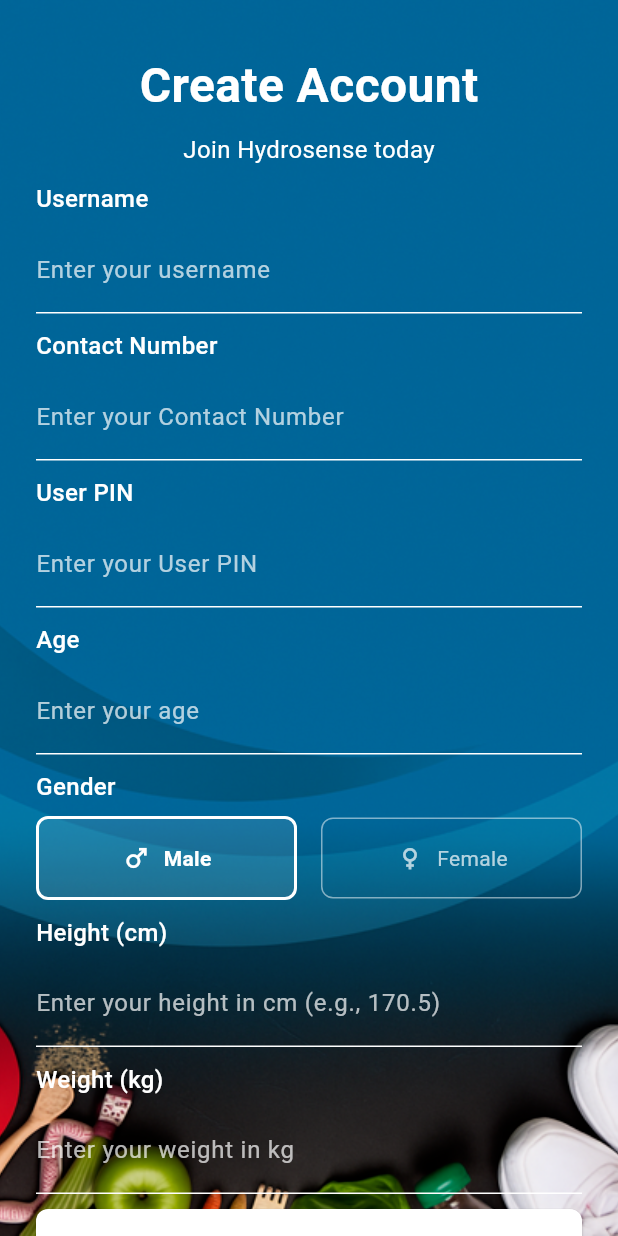
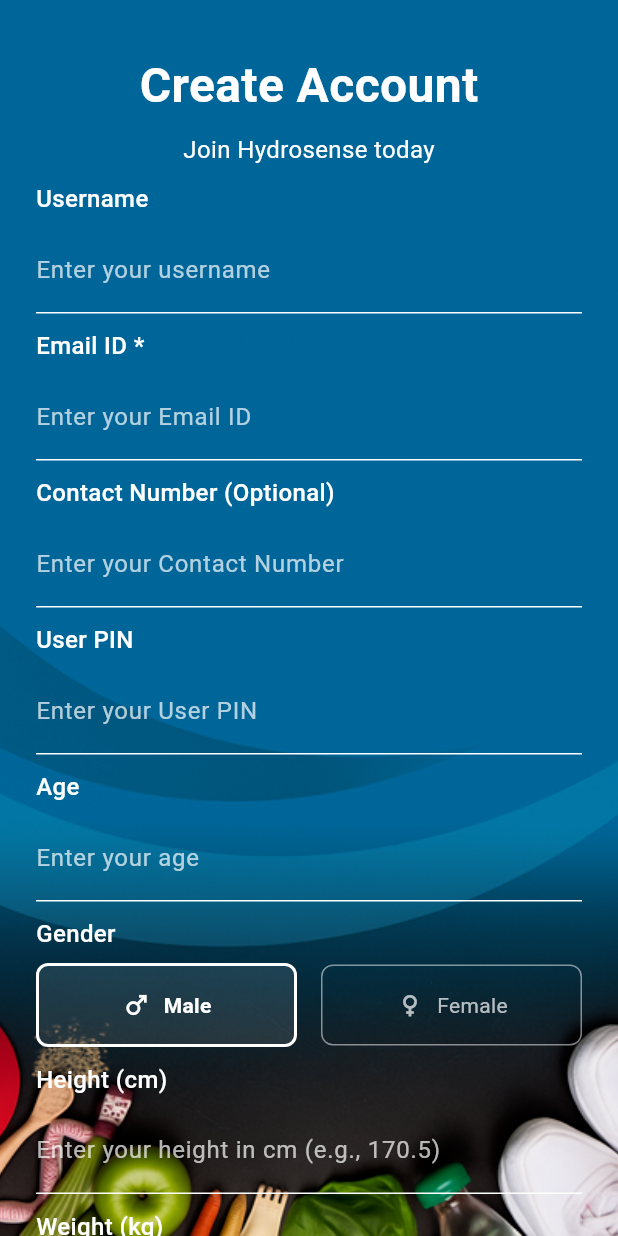
Before and after one commit to lakshmanachimata/innovasense, a Flutter app: the OTPScreen screen opened directly, after a tap on "Login", after a tap on "Create account!", on a phone screen of 412 x 824 dp. Run offline on Flutter 3.47's test engine with Material 3 defaults, Android fonts, the phone set to English and light mode, and no system bars; our stand-ins replace image_picker, shared_preferences, webview_flutter; missing offline and left inert: encrypt, flutter_pdfview; accounts and stored records are empty; network calls fail.

Commit message:
added email login support

```diff
--- a/lib/config/api_config.dart
+++ b/lib/config/api_config.dart
@@ -5,8 +5,10 @@
   static const String androidEmulatorUrl = 'http://10.0.2.2:8500';
 
   // For physical device (use your machine's actual IP address)
-  static const String physicalDeviceUrl =
-      'http://54.67.86.186:8500'; // Updated to your actual IP
+  // static const String physicalDeviceUrl =
+  //     'http://54.67.86.186:8500'; // Updated to your actual IP
+
+  static const String physicalDeviceUrl = 'http://192.168.1.7:8500';
 
   // For iOS Simulator
   static const String iosSimulatorUrl = 'http://localhost:8500';
@@ -17,7 +19,8 @@
   // Get the appropriate URL based on platform
   static String get baseUrl {
     // Using localhost for local testing
-    return 'http://54.67.86.186:8500';
+    // return 'http://54.67.86.186:8500';
+    return 'http://192.168.1.7:8500';
   }
 
   // Banner API endpoint
--- a/lib/models/user_model.dart
+++ b/lib/models/user_model.dart
@@ -1,6 +1,7 @@
 class UserModel {
   final String username;
-  final String cnumber;
+  final String email;
+  final String? cnumber;
   final String userpin;
   final int age;
   final String gender;
@@ -9,7 +10,8 @@
 
   UserModel({
     required this.username,
-    required this.cnumber,
+    required this.email,
+    this.cnumber,
     required this.userpin,
     required this.age,
     required this.gender,
@@ -20,7 +22,8 @@
   factory UserModel.fromJson(Map<String, dynamic> json) {
     return UserModel(
       username: json['username'] ?? '',
-      cnumber: json['cnumber'] ?? '',
+      email: json['email'] ?? '',
+      cnumber: json['cnumber'],
       userpin: json['userpin'] ?? '',
       age: json['age'] ?? 0,
       gender: json['gender'] ?? '',
@@ -32,6 +35,7 @@
   Map<String, dynamic> toJson() {
     return {
       'username': username,
+      'email': email,
       'cnumber': cnumber,
       'userpin': userpin,
       'age': age,
@@ -43,6 +47,6 @@
 
   @override
   String toString() {
-    return 'UserModel(username: $username, cnumber: $cnumber, age: $age, gender: $gender, height: $height, weight: $weight)';
+    return 'UserModel(username: $username, email: $email, cnumber: $cnumber, age: $age, gender: $gender, height: $height, weight: $weight)';
   }
 }
--- a/lib/services/login_service.dart
+++ b/lib/services/login_service.dart
@@ -8,7 +8,7 @@
 
 class LoginService {
   static Future<Map<String, dynamic>> login(
-    String cnumber,
+    String email,
     String userpin,
   ) async {
     try {
@@ -16,7 +16,7 @@
       final encryptService = EncryptDecryptService();
 
       // Encrypt sensitive data
-      final encryptedCNumber = encryptService.getEncryptData(cnumber);
+      final encryptedEmail = encryptService.getEncryptData(email);
       final encryptedUserPin = encryptService.getEncryptData(userpin);
 
       final response = await http
@@ -27,7 +27,7 @@
               'Content-Type': 'application/json',
             },
             body: jsonEncode({
-              'cnumber': encryptedCNumber,
+              'email': encryptedEmail,
               'userpin': encryptedUserPin,
             }),
           )
--- a/lib/views/account_setup_screen.dart
+++ b/lib/views/account_setup_screen.dart
@@ -19,6 +19,7 @@
 class _AccountSetupScreenState extends State<AccountSetupScreen> {
   final _formKey = GlobalKey<FormState>();
   final _usernameController = TextEditingController();
+  final _emailController = TextEditingController();
   final _cnumberController = TextEditingController();
   final _userpinController = TextEditingController();
   final _ageController = TextEditingController();
@@ -31,6 +32,7 @@
   @override
   void dispose() {
     _usernameController.dispose();
+    _emailController.dispose();
     _cnumberController.dispose();
     _userpinController.dispose();
     _ageController.dispose();
@@ -53,8 +55,8 @@
       final encryptService = EncryptDecryptService();
 
       // Encrypt sensitive data
-      final encryptedCNumber = encryptService.getEncryptData(
-        _cnumberController.text.trim(),
+      final encryptedEmail = encryptService.getEncryptData(
+        _emailController.text.trim(),
       );
       final encryptedUserPin = encryptService.getEncryptData(
         _userpinController.text,
@@ -63,9 +65,18 @@
         _usernameController.text,
       );
 
+      // Encrypt contact number only if provided
+      String? encryptedCNumber;
+      if (_cnumberController.text.trim().isNotEmpty) {
+        encryptedCNumber = encryptService.getEncryptData(
+          _cnumberController.text.trim(),
+        );
+      }
+
       // Prepare user data
       final userData = UserModel(
         username: encryptedName,
+        email: encryptedEmail,
         cnumber: encryptedCNumber,
         userpin: encryptedUserPin,
         age: int.parse(_ageController.text.trim()),
@@ -216,20 +227,39 @@
                     ),
                     const SizedBox(height: 10),
 
-                    // CNumber Field
+                    // Email Field
+                    _buildTextField(
+                      controller: _emailController,
+                      label: 'Email ID *',
+                      hint: 'Enter your Email ID',
+                      enabled: !_isLoading,
+                      keyboardType: TextInputType.emailAddress,
+                      validator: (value) {
+                        if (value == null || value.trim().isEmpty) {
+                          return 'Email is required';
+                        }
+                        if (!RegExp(r'^[\w-\.]+@([\w-]+\.)+[\w-]{2,4}$').hasMatch(value.trim())) {
+                          return 'Please enter a valid email address';
+                        }
+                        return null;
+                      },
+                    ),
+                    const SizedBox(height: 10),
+
+                    // CNumber Field (Optional)
                     _buildTextField(
                       controller: _cnumberController,
-                      label: 'Contact Number',
+                      label: 'Contact Number (Optional)',
                       hint: 'Enter your Contact Number',
                       enabled: !_isLoading,
                       keyboardType: TextInputType.phone,
                       inputFormatters: [FilteringTextInputFormatter.digitsOnly],
                       validator: (value) {
-                        if (value == null || value.trim().isEmpty) {
-                          return 'CNumber is required';
-                        }
-                        if (value.trim().length < 10) {
-                          return 'CNumber must be at least 10 digits';
+                        // Contact number is optional, but if provided, validate it
+                        if (value != null && value.trim().isNotEmpty) {
+                          if (value.trim().length < 10) {
+                            return 'Contact number must be at least 10 digits';
+                          }
                         }
                         return null;
                       },
--- a/lib/views/otp_screen.dart
+++ b/lib/views/otp_screen.dart
@@ -11,7 +11,9 @@
 import 'home_screen.dart';
 
 class OTPScreen extends StatefulWidget {
-  const OTPScreen({super.key});
+  final String? email;
+
+  const OTPScreen({super.key, this.email});
 
   @override
   State<OTPScreen> createState() => _OTPScreenState();
@@ -19,7 +21,7 @@
 
 class _OTPScreenState extends State<OTPScreen> {
   final PageController _pageController = PageController();
-  final TextEditingController _cnumberController = TextEditingController();
+  final TextEditingController _emailController = TextEditingController();
   final TextEditingController _userpinController = TextEditingController();
   final _formKey = GlobalKey<FormState>();
   Timer? _autoPlayTimer;
@@ -29,6 +31,10 @@
   @override
   void initState() {
     super.initState();
+    // Pre-fill email if provided
+    if (widget.email != null) {
+      _emailController.text = widget.email!;
+    }
     // Fetch banner images when screen initializes
     WidgetsBinding.instance.addPostFrameCallback((_) {
       final bannerViewModel = context.read<BannerViewModel>();
@@ -39,7 +45,7 @@
   @override
   void dispose() {
     _pageController.dispose();
-    _cnumberController.dispose();
+    _emailController.dispose();
     _userpinController.dispose();
     _autoPlayTimer?.cancel();
     super.dispose();
@@ -56,7 +62,7 @@
 
     try {
       final response = await LoginService.login(
-        _cnumberController.text.trim(),
+        _emailController.text.trim(),
         _userpinController.text,
       );
 
@@ -99,7 +105,7 @@
         errorMessage =
             'Connection failed. Please check your internet connection.';
       } else if (e.toString().contains('Invalid credentials')) {
-        errorMessage = 'Invalid CNumber or UserPin. Please try again.';
+        errorMessage = 'Invalid Email or UserPin. Please try again.';
       }
 
       ScaffoldMessenger.of(context).showSnackBar(
@@ -389,7 +395,7 @@
                               const SizedBox(height: 16),
                               // Login Instruction
                               const Text(
-                                'Simply Login with your CNumber and User PIN',
+                                'Simply Login with your Email ID and User PIN',
                                 textAlign: TextAlign.center,
                                 style: TextStyle(
                                   color: Colors.white,
@@ -398,7 +404,7 @@
                                 ),
                               ),
                               const SizedBox(height: 16),
-                              //CNumber Input
+                              //Email Input
                               Container(
                                 decoration: BoxDecoration(
                                   border: Border(
@@ -409,24 +415,21 @@
                                   ),
                                 ),
                                 child: TextFormField(
-                                  controller: _cnumberController,
+                                  controller: _emailController,
                                   enabled: !_isLoading,
                                   style: TextStyle(color: Colors.white),
-                                  keyboardType: TextInputType.phone,
-                                  inputFormatters: [
-                                    FilteringTextInputFormatter.digitsOnly,
-                                  ],
+                                  keyboardType: TextInputType.emailAddress,
                                   validator: (value) {
                                     if (value == null || value.trim().isEmpty) {
-                                      return 'CNumber is required';
+                                      return 'Email is required';
                                     }
-                                    if (value.trim().length < 10) {
-                                      return 'CNumber must be at least 10 digits';
+                                    if (!RegExp(r'^[\w-\.]+@([\w-]+\.)+[\w-]{2,4}$').hasMatch(value.trim())) {
+                                      return 'Please enter a valid email address';
                                     }
                                     return null;
                                   },
                                   decoration: InputDecoration(
-                                    hintText: 'Contact Number',
+                                    hintText: 'Email ID',
                                     hintStyle: TextStyle(color: Colors.white),
                                     border: InputBorder.none,
                                     contentPadding: EdgeInsets.symmetric(
```
Also changed, not shown: lib/views/login_screen.dart (+31 -7 lines).
